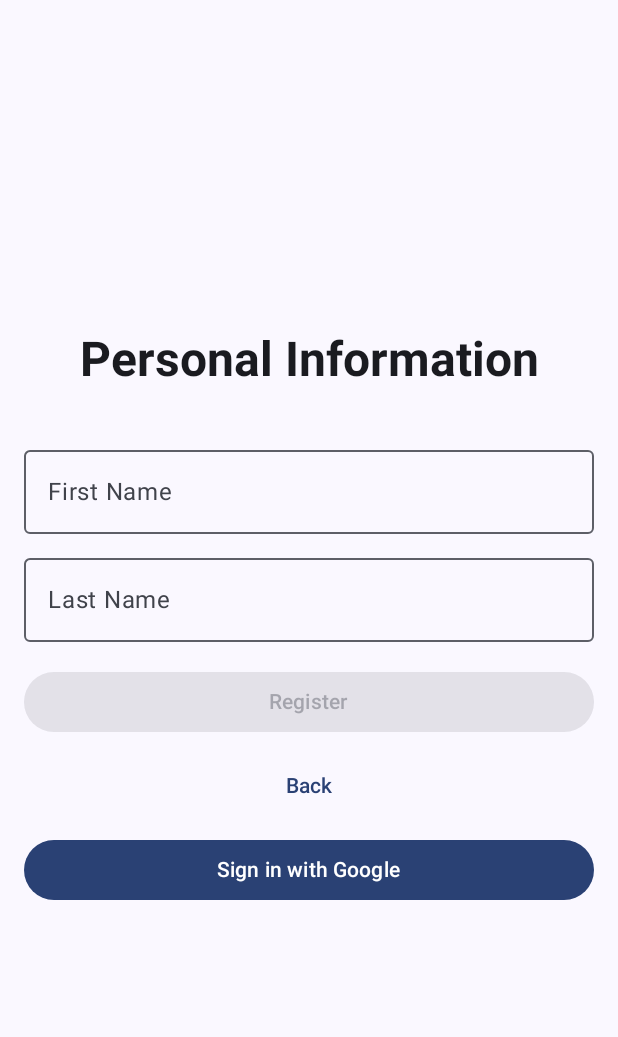
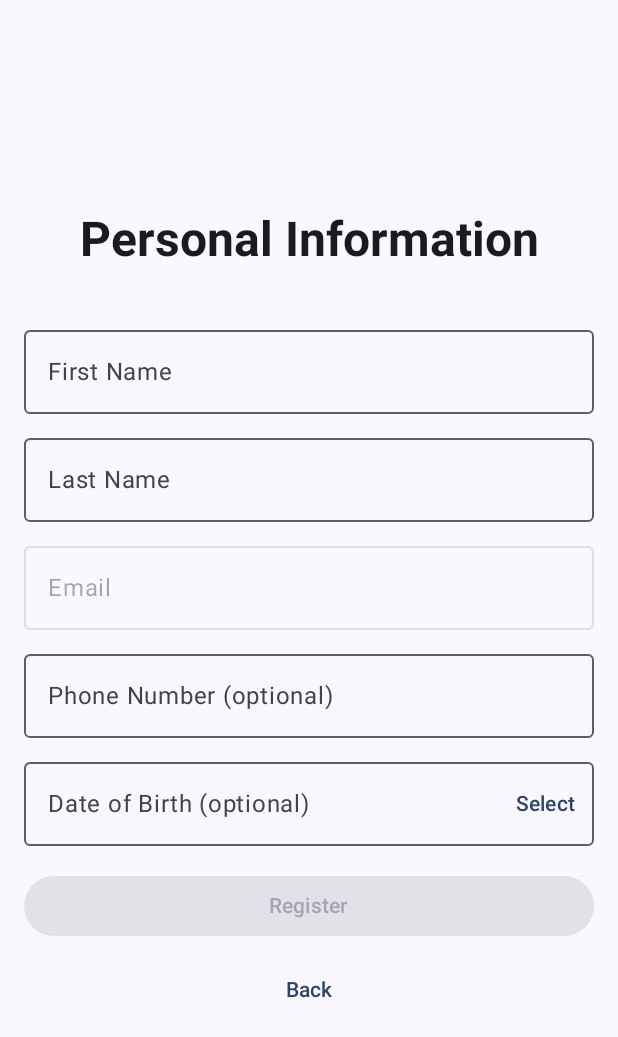
Before and after one commit to Barry4747/ZnanyByk, an Android app built with Jetpack Compose: the PersonalInfoRegistrationScreen screen opened through its navigation route, on a phone screen of 412 x 824 dp. Shown: the top 1037 px of the screen. Run offline under Robolectric (Android 15) with nearby library versions, the phone set to English and light mode, and no system bars; our stand-ins replace Dagger/Hilt's generated code; libraries missing offline, so code that uses them is left out: androidx.hilt.lifecycle.

Commit message:
change user schema, added better form for user personal info

```diff
--- a/app/src/main/java/com/example/myapplication/data/model/User.kt
+++ b/app/src/main/java/com/example/myapplication/data/model/User.kt
@@ -1,13 +1,13 @@
 package com.example.myapplication.data.model
 
-import com.google.firebase.Timestamp
+import java.util.Date
 
 data class User(
     val email: String = "",
     val firstName: String = "",
     val lastName: String = "",
     val role: Role = Role.CLIENT,
-    val birthDate: Timestamp? = null,
+    val birthDate: Date? = null,
     val phoneNumber: String? = null,
 )
 
--- a/app/src/main/java/com/example/myapplication/ui/screens/auth/PersonalInfoRegistrationScreen.kt
+++ b/app/src/main/java/com/example/myapplication/ui/screens/auth/PersonalInfoRegistrationScreen.kt
@@ -9,10 +9,14 @@ import androidx.compose.foundation.layout.height
 import androidx.compose.foundation.layout.padding
 import androidx.compose.material3.Button
 import androidx.compose.material3.CircularProgressIndicator
+import androidx.compose.material3.DatePicker
+import androidx.compose.material3.DatePickerDialog
+import androidx.compose.material3.ExperimentalMaterial3Api
 import androidx.compose.material3.MaterialTheme
 import androidx.compose.material3.OutlinedTextField
 import androidx.compose.material3.Text
 import androidx.compose.material3.TextButton
+import androidx.compose.material3.rememberDatePickerState
 import androidx.compose.runtime.Composable
 import androidx.compose.runtime.collectAsState
 import androidx.compose.runtime.getValue
@@ -26,7 +30,11 @@ import androidx.compose.ui.text.font.FontWeight
 import androidx.compose.ui.unit.dp
 import androidx.hilt.navigation.compose.hiltViewModel
 import com.example.myapplication.viewmodel.AuthViewModel
+import java.text.SimpleDateFormat
+import java.util.Date
+import java.util.Locale
 
+@OptIn(ExperimentalMaterial3Api::class)
 @Composable
 fun PersonalInfoRegistrationScreen(
     onNavigateBack: () -> Unit,
@@ -39,6 +47,11 @@ fun PersonalInfoRegistrationScreen(
 
     var firstName by remember { mutableStateOf("") }
     var lastName by remember { mutableStateOf("") }
+    var phoneNumber by remember { mutableStateOf("") }
+    var selectedBirthDate by remember { mutableStateOf<Date?>(null) }
+    var showDatePicker by remember { mutableStateOf(false) }
+    val emailPrefill = registrationState.registrationCredentials.email
+    val dateFormatter = remember { SimpleDateFormat("dd/MM/yyyy", Locale.getDefault()) }
 
     if (registrationState.successMessage != null) {
         onRegistrationSuccess()
@@ -77,6 +90,47 @@ fun PersonalInfoRegistrationScreen(
             modifier = Modifier.fillMaxWidth()
         )
 
+        Spacer(modifier = Modifier.height(8.dp))
+
+        // Email field (readonly, prefilled from Google or credentials)
+        OutlinedTextField(
+            value = emailPrefill,
+            onValueChange = {},
+            label = { Text("Email") },
+            enabled = false,
+            modifier = Modifier.fillMaxWidth()
+        )
+
+        Spacer(modifier = Modifier.height(8.dp))
+
+        OutlinedTextField(
+            value = phoneNumber,
+            onValueChange = { phoneNumber = it },
+            label = { Text("Phone Number (optional)") },
+            enabled = !registrationState.isLoading,
+            modifier = Modifier.fillMaxWidth()
+        )
+
+        Spacer(modifier = Modifier.height(8.dp))
+
+        OutlinedTextField(
+            value = selectedBirthDate?.let { dateFormatter.format(it) } ?: "",
+            onValueChange = {},
+            label = { Text("Date of Birth (optional)") },
+            readOnly = true,
+            enabled = !registrationState.isLoading,
+            modifier = Modifier.fillMaxWidth(),
+            placeholder = { Text("Select date") },
+            trailingIcon = {
+                TextButton(
+                    onClick = { showDatePicker = true },
+                    enabled = !registrationState.isLoading
+                ) {
+                    Text("Select")
+                }
+            }
+        )
+
         Spacer(modifier = Modifier.height(16.dp))
 
         if (registrationState.isLoading) {
@@ -84,7 +138,12 @@ fun PersonalInfoRegistrationScreen(
         } else {
             Button(
                 onClick = {
-                    viewModel.register(firstName, lastName)
+                    viewModel.register(
+                        firstName = firstName,
+                        lastName = lastName,
+                        phoneNumber = phoneNumber.ifBlank { null },
+                        birthDate = selectedBirthDate
+                    )
                 },
                 enabled = firstName.isNotBlank() && lastName.isNotBlank(),
                 modifier = Modifier.fillMaxWidth()
@@ -109,15 +168,33 @@ fun PersonalInfoRegistrationScreen(
         ) {
             Text("Back")
         }
+    }
 
-        Spacer(modifier = Modifier.height(8.dp))
+    // DatePicker Dialog
+    if (showDatePicker) {
+        val datePickerState = rememberDatePickerState()
 
-        Button(
-            onClick = onSignInWithGoogle,
-            enabled = !registrationState.isLoading,
-            modifier = Modifier.fillMaxWidth()
+        DatePickerDialog(
+            onDismissRequest = { showDatePicker = false },
+            confirmButton = {
+                TextButton(
+                    onClick = {
+                        datePickerState.selectedDateMillis?.let { millis ->
+                            selectedBirthDate = Date(millis)
+                        }
+                        showDatePicker = false
+                    }
+                ) {
+                    Text("OK")
+                }
+            },
+            dismissButton = {
+                TextButton(onClick = { showDatePicker = false }) {
+                    Text("Cancel")
+                }
+            }
         ) {
-            Text("Sign in with Google")
+            DatePicker(state = datePickerState)
         }
     }
 }
--- a/app/src/main/java/com/example/myapplication/ui/screens/HomeScreen.kt
+++ b/app/src/main/java/com/example/myapplication/ui/screens/home/HomeScreen.kt
@@ -1,4 +1,4 @@
-package com.example.myapplication.ui.screens
+package com.example.myapplication.ui.screens.home
 
 import androidx.compose.foundation.layout.Arrangement
 import androidx.compose.foundation.layout.Column
```
Also changed, not shown: app/src/main/java/com/example/myapplication/ui/navigation/AppNavigation.kt (+4 -5 lines), app/src/main/java/com/example/myapplication/viewmodel/AuthViewModel.kt (+7 -5 lines).
